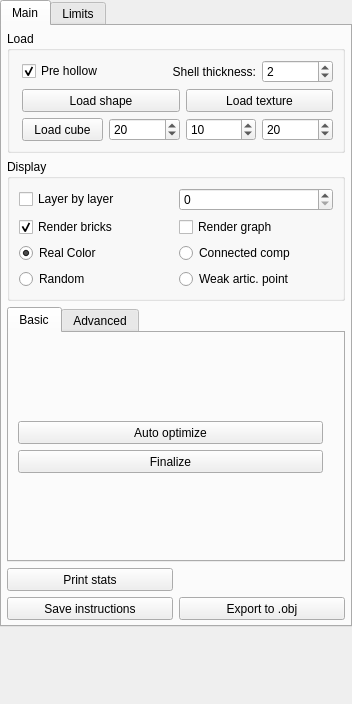
The window that forms/AssemblyWidget.ui (Daekkyn/brickr) describes before a commit, drawn with Qt 5.
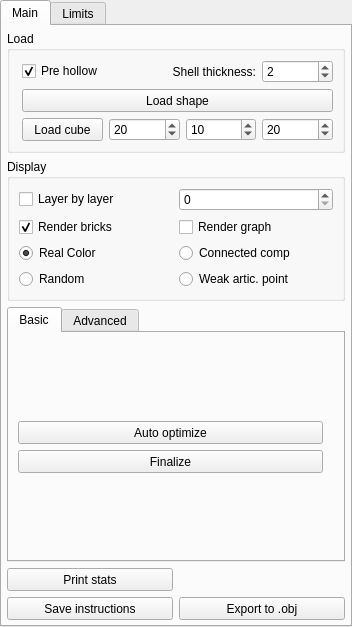
The same window after the commit.

The edit to the form file:
```diff
--- a/forms/AssemblyWidget.ui
+++ b/forms/AssemblyWidget.ui
@@ -7,7 +7,7 @@
     <x>0</x>
     <y>0</y>
     <width>352</width>
-    <height>704</height>
+    <height>625</height>
    </rect>
   </property>
   <property name="windowTitle">
@@ -144,20 +144,7 @@
             </property>
            </widget>
           </item>
-          <item row="1" column="2" colspan="2">
-           <widget class="QPushButton" name="loadTextureButton">
-            <property name="minimumSize">
-             <size>
-              <width>0</width>
-              <height>23</height>
-             </size>
-            </property>
-            <property name="text">
-             <string>Load texture</string>
-            </property>
-           </widget>
-          </item>
-          <item row="1" column="0" colspan="2">
+          <item row="1" column="0" colspan="4">
            <widget class="QPushButton" name="loadFileButton">
             <property name="minimumSize">
              <size>
```
Left out of the diff: 46 changed lines with no effect on the pictures.
